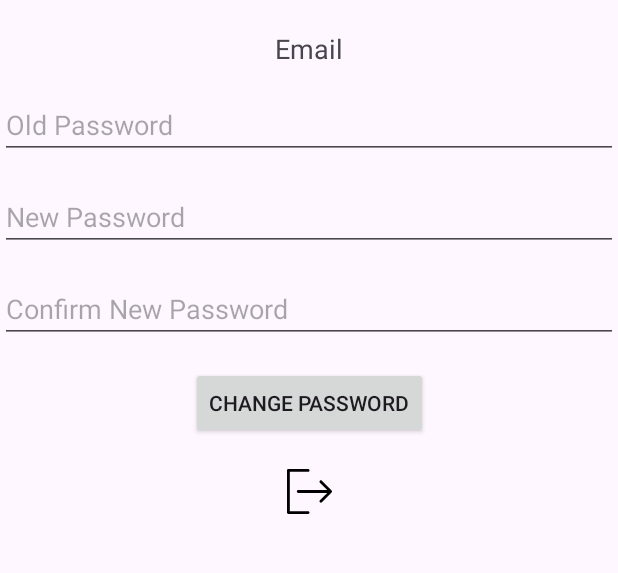
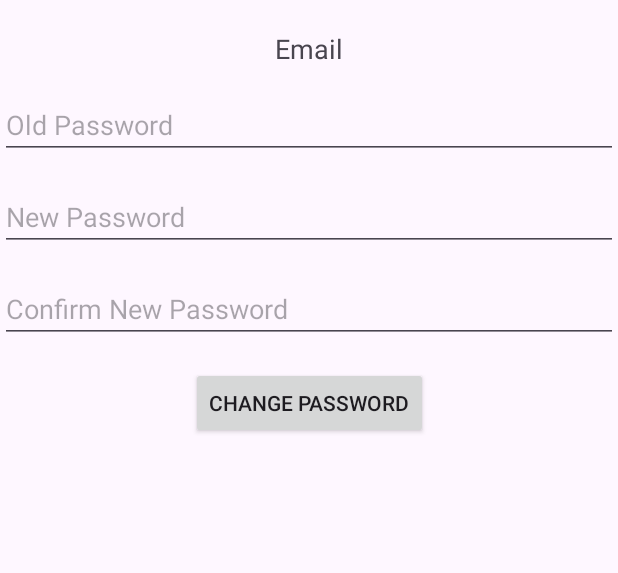
Before and after one commit to aichaharim03/DevisesApp, an Android app: the ProfileFragment screen opened through its navigation route, on a phone screen of 412 x 824 dp, the part 96-669 px from its top. Run offline under Robolectric (Android 15) with nearby library versions, the phone set to English and light mode, and no system bars; our stand-ins replace Firebase (no records; nobody signed in at launch, a user with empty details on screens opened directly).

Commit message:
logout fix

```diff
--- a/app/src/main/java/com/attijariwafabank/devisesapp/fragments/ProfileFragment.kt
+++ b/app/src/main/java/com/attijariwafabank/devisesapp/fragments/ProfileFragment.kt
@@ -54,10 +54,6 @@ class ProfileFragment : Fragment() {
             }
         }
 
-        _binding?.logoutButton?.setOnClickListener {
-            auth.signOut()
-            Toast.makeText(requireContext(), getString(R.string.Logged_out), Toast.LENGTH_SHORT).show()
-        }
     }
 
     private fun changePassword(oldPassword: String, newPassword: String) {
--- a/app/src/main/res/layout/fragment_profile.xml
+++ b/app/src/main/res/layout/fragment_profile.xml
@@ -61,14 +61,6 @@
         android:layout_marginTop="16dp"
         android:onClick="onChangePasswordClicked" />
 
-    <androidx.appcompat.widget.AppCompatButton
-        android:id="@+id/logoutButton"
-        android:layout_width="30dp"
-        android:layout_height="30dp"
-        android:background="@drawable/logout_svgrepo_com"
-        app:layout_constraintEnd_toEndOf="parent"
-        app:layout_constraintStart_toStartOf="parent"
-        app:layout_constraintTop_toBottomOf="@id/changePasswordButton"
-        android:layout_marginTop="20dp"/>
+
 
 </androidx.constraintlayout.widget.ConstraintLayout>
--- a/app/src/main/res/menu/nav_menu.xml
+++ b/app/src/main/res/menu/nav_menu.xml
@@ -33,7 +33,7 @@
             <menu>
                 <item
                     android:id="@+id/nav_logout"
-                    android:title="@string/Logged_out"/>
+                    android:title="@string/log_out"/>
 
             </menu>
         </item>
--- a/app/src/main/res/values/strings.xml
+++ b/app/src/main/res/values/strings.xml
@@ -42,6 +42,7 @@
     <string name="convert">convert</string>
     <string name="navigation_drawer_open">nav open</string>
     <string name="navigation_drawer_close">nav close</string>
+    <string name="log_out">Log out</string>
 
 
 </resources>
```
Also changed, not shown: app/src/main/java/com/attijariwafabank/devisesapp/activities/DashboardActivity.kt (+16 -0 lines), app/src/main/java/com/attijariwafabank/devisesapp/fragments/SettingsFragment.kt (+0 -7 lines), app/src/main/res/layout/fragment_settings.xml (+1 -10 lines), 1 other file.
